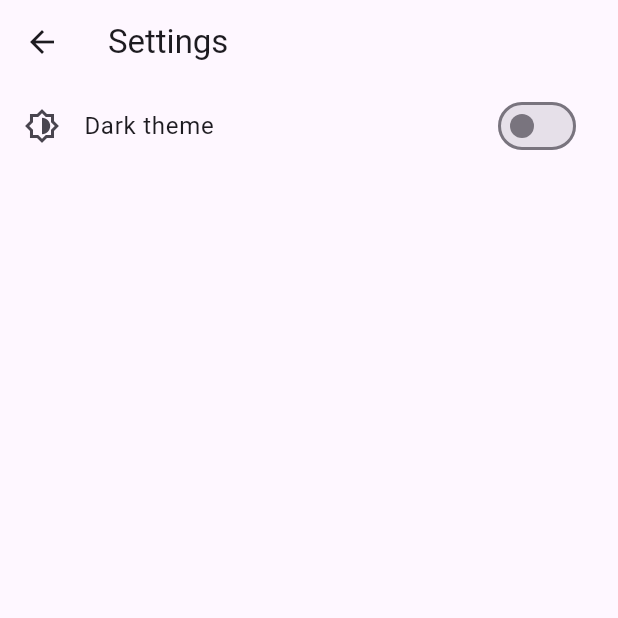
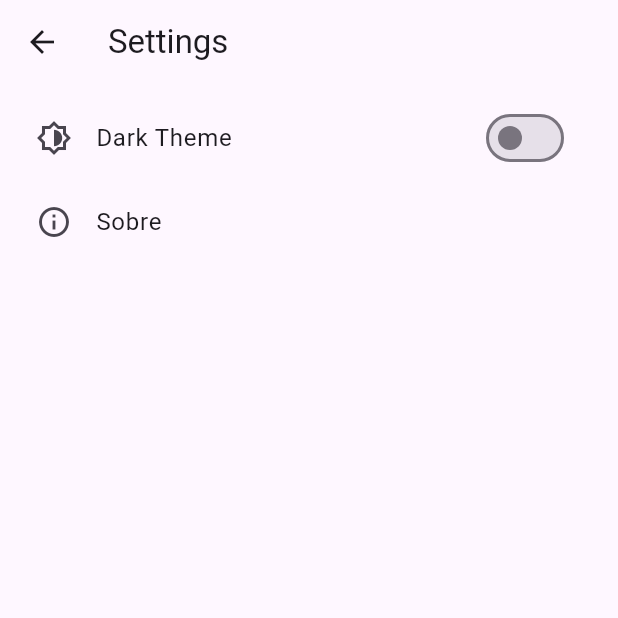
Before and after one commit to william-franco/counter-cubit, a Flutter app: the SettingView screen opened directly, on a phone screen of 412 x 824 dp, the top half of it. Run offline on Flutter 3.47's test engine with Material 2 defaults, Android fonts, the light colour scheme and no system bars; our stand-ins replace flutter_bloc, go_router, shared_preferences; accounts and stored records are empty.

Commit message:
update project to dart 3 and update packages

```diff
--- /dev/null
+++ b/lib/src/common_widgets/common_padding.dart
@@ -0,0 +1,23 @@
+// Flutter imports:
+import 'package:flutter/material.dart';
+
+class CommonPadding extends StatelessWidget {
+  final Widget child;
+  final EdgeInsetsGeometry? padding;
+
+  const CommonPadding({
+    super.key,
+    required this.child,
+    this.padding,
+  });
+
+  @override
+  Widget build(BuildContext context) {
+    return Padding(
+      padding: padding ?? const EdgeInsets.all(8.0),
+      child: Center(
+        child: child,
+      ),
+    );
+  }
+}
--- a/lib/src/features/bottom/view_models/bottom_view_model.dart
+++ b/lib/src/features/bottom/view_models/bottom_view_model.dart
@@ -4,9 +4,16 @@ import 'dart:developer';
 // Package imports:
 import 'package:flutter_bloc/flutter_bloc.dart';
 
-class BottomViewModel extends Cubit<int> {
+abstract base class BottomViewModel extends Cubit<int> {
   BottomViewModel() : super(0);
 
+  void changeIndexBottom(int index);
+}
+
+base class BottomViewModelImpl extends Cubit<int> implements BottomViewModel {
+  BottomViewModelImpl() : super(0);
+
+  @override
   void changeIndexBottom(int index) {
     emit(index);
     _debug();
--- a/lib/src/features/counter/view_models/counter_view_model.dart
+++ b/lib/src/features/counter/view_models/counter_view_model.dart
@@ -4,14 +4,23 @@ import 'dart:developer';
 // Package imports:
 import 'package:flutter_bloc/flutter_bloc.dart';
 
-class CounterViewModel extends Cubit<int> {
+abstract base class CounterViewModel extends Cubit<int> {
   CounterViewModel() : super(0);
 
+  void increment();
+  void decrement();
+}
+
+base class CounterViewModelImpl extends Cubit<int> implements CounterViewModel {
+  CounterViewModelImpl() : super(0);
+
+  @override
   void increment() {
     emit(state + 1);
     _debug();
   }
 
+  @override
   void decrement() {
     emit(state > 0 ? state - 1 : 0);
     _debug();
--- a/lib/src/features/counter/views/counter_view.dart
+++ b/lib/src/features/counter/views/counter_view.dart
@@ -5,6 +5,7 @@ import 'package:flutter/material.dart';
 import 'package:flutter_bloc/flutter_bloc.dart';
 
 // Project imports:
+import 'package:counter_cubit/src/common_widgets/common_padding.dart';
 import 'package:counter_cubit/src/features/counter/view_models/counter_view_model.dart';
 
 class CounterView extends StatelessWidget {
@@ -17,7 +18,7 @@ class CounterView extends StatelessWidget {
       appBar: AppBar(
         title: const Text('Counter'),
       ),
-      body: Center(
+      body: CommonPadding(
         child: Column(
           mainAxisAlignment: MainAxisAlignment.center,
           children: <Widget>[
--- a/lib/src/features/items/view_models/item_view_model.dart
+++ b/lib/src/features/items/view_models/item_view_model.dart
@@ -4,17 +4,28 @@ import 'dart:developer';
 // Package imports:
 import 'package:flutter_bloc/flutter_bloc.dart';
 
-class ItemsViewModel extends Cubit<List<int>> {
+abstract base class ItemsViewModel extends Cubit<List<int>> {
   ItemsViewModel() : super([]);
+
+  void addItemToList();
+  void removeItemFromList();
+  void removeAllItems();
+}
+
+base class ItemsViewModelImpl extends Cubit<List<int>>
+    implements ItemsViewModel {
+  ItemsViewModelImpl() : super([]);
 
   int _count = 0;
 
+  @override
   void addItemToList() {
     state.add(_count + 1);
     emit([...state]);
     _debug();
   }
 
+  @override
   void removeItemFromList() {
     _count > 0 ? _count - 1 : 0;
     state.isNotEmpty ? state.removeLast() : 0;
@@ -22,6 +33,7 @@ class ItemsViewModel extends Cubit<List<int>> {
     _debug();
   }
 
+  @override
   void removeAllItems() {
     _count = 0;
     state.clear();
--- a/lib/src/features/items/views/item_view.dart
+++ b/lib/src/features/items/views/item_view.dart
@@ -5,6 +5,7 @@ import 'package:flutter/material.dart';
 import 'package:flutter_bloc/flutter_bloc.dart';
 
 // Project imports:
+import 'package:counter_cubit/src/common_widgets/common_padding.dart';
 import 'package:counter_cubit/src/features/items/view_models/item_view_model.dart';
 
 class ItemsView extends StatelessWidget {
@@ -25,7 +26,7 @@ class ItemsView extends StatelessWidget {
           ),
         ],
       ),
-      body: SafeArea(
+      body: CommonPadding(
         child: state.isNotEmpty
             ? ListView.builder(
                 itemCount: state.length,
--- a/lib/src/features/settings/repositories/setting_repository.dart
+++ b/lib/src/features/settings/repositories/setting_repository.dart
@@ -2,13 +2,19 @@
 import 'package:counter_cubit/src/constants/constants.dart';
 import 'package:counter_cubit/src/services/storage_service.dart';
 
-class SettingRepository {
+abstract interface class SettingRepository {
+  Future<bool> readTheme();
+  Future<void> updateTheme({required bool isDarkTheme});
+}
+
+class SettingRepositoryImpl implements SettingRepository {
   final StorageService storageService;
 
-  SettingRepository({
+  SettingRepositoryImpl({
     required this.storageService,
   });
 
+  @override
   Future<bool> readTheme() async {
     final isDarkTheme = await storageService.getBoolValue(
       key: Constants.darkMode,
@@ -16,6 +22,7 @@ class SettingRepository {
     return isDarkTheme;
   }
 
+  @override
   Future<void> updateTheme({required bool isDarkTheme}) async {
     await storageService.setBoolValue(
       key: Constants.darkMode,
--- a/lib/src/features/settings/view_models/setting_cubit.dart
+++ b/lib/src/features/settings/view_models/setting_cubit.dart
@@ -7,20 +7,30 @@ import 'package:flutter_bloc/flutter_bloc.dart';
 // Project imports:
 import 'package:counter_cubit/src/features/settings/repositories/setting_repository.dart';
 
-class SettingViewModel extends Cubit<bool> {
+abstract base class SettingViewModel extends Cubit<bool> {
+  SettingViewModel() : super(false);
+
+  Future<void> loadTheme();
+  Future<void> changeTheme({required bool isDarkMode});
+}
+
+base class SettingViewModelImpl extends Cubit<bool>
+    implements SettingViewModel {
   final SettingRepository settingRepository;
 
-  SettingViewModel({required this.settingRepository}) : super(false) {
-    _loadTheme();
+  SettingViewModelImpl({required this.settingRepository}) : super(false) {
+    loadTheme();
   }
 
-  Future<void> _loadTheme() async {
+  @override
+  Future<void> loadTheme() async {
     final isDarkMode = await settingRepository.readTheme();
     emit(isDarkMode);
     _debug();
   }
 
-  Future<void> changeTheme(bool isDarkMode) async {
+  @override
+  Future<void> changeTheme({required bool isDarkMode}) async {
     await settingRepository.updateTheme(isDarkTheme: isDarkMode);
     emit(isDarkMode);
     _debug();
--- a/lib/src/features/settings/views/setting_view.dart
+++ b/lib/src/features/settings/views/setting_view.dart
@@ -1,35 +1,25 @@
 // Flutter imports:
 import 'package:flutter/material.dart';
 
-// Package imports:
-import 'package:flutter_bloc/flutter_bloc.dart';
-
 // Project imports:
-import 'package:counter_cubit/src/features/settings/view_models/setting_cubit.dart';
+import 'package:counter_cubit/src/common_widgets/common_padding.dart';
+import 'package:counter_cubit/src/features/settings/widgets/info_list_tile_widget.dart';
+import 'package:counter_cubit/src/features/settings/widgets/theme_list_tile_widget.dart';
 
 class SettingView extends StatelessWidget {
   const SettingView({super.key});
 
   @override
   Widget build(BuildContext context) {
-    final isDarkTheme = context.watch<SettingViewModel>().state;
     return Scaffold(
       appBar: AppBar(
         title: const Text('Settings'),
       ),
-      body: SafeArea(
+      body: CommonPadding(
         child: ListView(
-          children: <Widget>[
-            ListTile(
-              leading: const Icon(Icons.brightness_6_outlined),
-              title: const Text('Dark theme'),
-              trailing: Switch(
-                value: isDarkTheme,
-                onChanged: (bool enabled) {
-                  context.read<SettingViewModel>().changeTheme(enabled);
-                },
-              ),
-            ),
+          children: const <Widget>[
+            ThemeListTileWidget(),
+            InfoListTileWidget(),
           ],
         ),
       ),
--- /dev/null
+++ b/lib/src/features/settings/widgets/info_list_tile_widget.dart
@@ -0,0 +1,32 @@
+// Flutter imports:
+import 'package:flutter/material.dart';
+
+class InfoListTileWidget extends StatefulWidget {
+  const InfoListTileWidget({super.key});
+
+  @override
+  State<InfoListTileWidget> createState() => _InfoListTileWidgetState();
+}
+
+class _InfoListTileWidgetState extends State<InfoListTileWidget> {
+  void _showAboutDialog() {
+    showAboutDialog(
+      context: context,
+      applicationIcon: const FlutterLogo(),
+      applicationName: 'Counter Cubit',
+      applicationVersion: 'Version 1.0.0',
+      applicationLegalese: '\u{a9} 2023 William Franco',
+    );
+  }
+
+  @override
+  Widget build(BuildContext context) {
+    return ListTile(
+      leading: const Icon(Icons.info_outline),
+      title: const Text('Sobre'),
+      onTap: () {
+        _showAboutDialog();
+      },
+    );
+  }
+}
--- /dev/null
+++ b/lib/src/features/settings/widgets/theme_list_tile_widget.dart
@@ -0,0 +1,27 @@
+// Flutter imports:
+import 'package:flutter/material.dart';
+
+// Package imports:
+import 'package:flutter_bloc/flutter_bloc.dart';
+
+// Project imports:
+import 'package:counter_cubit/src/features/settings/view_models/setting_cubit.dart';
+
+class ThemeListTileWidget extends StatelessWidget {
+  const ThemeListTileWidget({super.key});
+
+  @override
+  Widget build(BuildContext context) {
+    final isDarkTheme = context.watch<SettingViewModel>().state;
+    return ListTile(
+      leading: const Icon(Icons.brightness_6_outlined),
+      title: const Text('Dark Theme'),
+      trailing: Switch(
+        value: isDarkTheme,
+        onChanged: (bool enabled) {
+          context.read<SettingViewModel>().changeTheme(isDarkMode: enabled);
+        },
+      ),
+    );
+  }
+}
--- a/lib/src/services/storage_service.dart
+++ b/lib/src/services/storage_service.dart
@@ -1,7 +1,12 @@
 // Package imports:
 import 'package:shared_preferences/shared_preferences.dart';
 
-class StorageService {
+abstract interface class StorageService {
+  Future<bool> getBoolValue({required String key});
+  Future<void> setBoolValue({required String key, required bool value});
+}
+
+class StorageServiceImpl implements StorageService {
   Future<SharedPreferences> _loadStorage() async {
     try {
       final prefs = await SharedPreferences.getInstance();
@@ -11,6 +16,7 @@ class StorageService {
     }
   }
 
+  @override
   Future<bool> getBoolValue({required String key}) async {
     try {
       final storage = await _loadStorage();
@@ -21,6 +27,7 @@ class StorageService {
     }
   }
 
+  @override
   Future<void> setBoolValue({required String key, required bool value}) async {
     try {
       final storage = await _loadStorage();
```
Also changed, not shown: lib/src/dependency_injector/dependency_injector.dart (+12 -12 lines), pubspec.yaml (+8 -6 lines), pubspec.lock, 9 other files.
